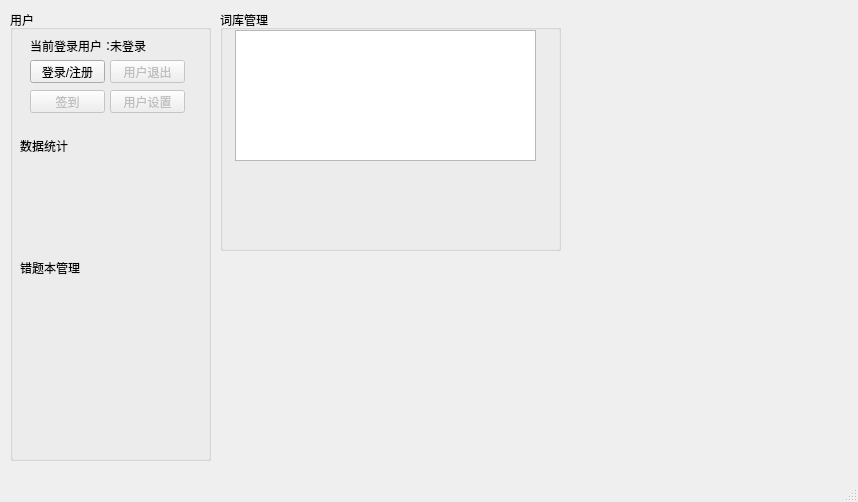
Qt form forms_ui/mainwindow.ui (Chshy/WordsMemorizing) before a commit.
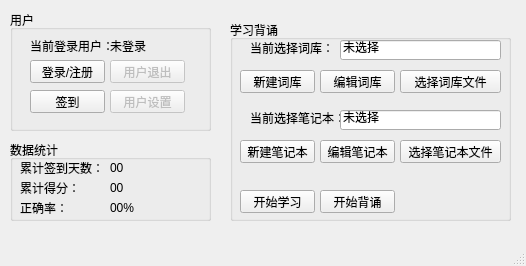
The same form after that commit.

```diff
--- a/forms_ui/mainwindow.ui
+++ b/forms_ui/mainwindow.ui
@@ -6,8 +6,8 @@
    <rect>
     <x>0</x>
     <y>0</y>
-    <width>858</width>
-    <height>502</height>
+    <width>526</width>
+    <height>266</height>
    </rect>
   </property>
   <property name="windowTitle">
@@ -23,7 +23,7 @@
       <x>10</x>
       <y>10</y>
       <width>201</width>
-      <height>451</height>
+      <height>121</height>
      </rect>
     </property>
     <property name="title">
@@ -86,7 +86,7 @@
     </widget>
     <widget class="QPushButton" name="TodaySignInButton">
      <property name="enabled">
-      <bool>false</bool>
+      <bool>true</bool>
      </property>
      <property name="geometry">
       <rect>
@@ -110,7 +110,7 @@
       </rect>
      </property>
      <property name="text">
-      <string>数据统计</string>
+      <string/>
      </property>
     </widget>
     <widget class="QPushButton" name="UserSettingButton">
@@ -129,42 +129,291 @@
       <string>用户设置</string>
      </property>
     </widget>
+   </widget>
+   <widget class="QGroupBox" name="ActionGroupBox">
+    <property name="geometry">
+     <rect>
+      <x>230</x>
+      <y>20</y>
+      <width>281</width>
+      <height>201</height>
+     </rect>
+    </property>
+    <property name="title">
+     <string>学习背诵</string>
+    </property>
+    <widget class="QPushButton" name="StartTestButton">
+     <property name="geometry">
+      <rect>
+       <x>90</x>
+       <y>170</y>
+       <width>75</width>
+       <height>23</height>
+      </rect>
+     </property>
+     <property name="text">
+      <string>开始背诵</string>
+     </property>
+    </widget>
+    <widget class="QPushButton" name="StartLearningButton">
+     <property name="geometry">
+      <rect>
+       <x>10</x>
+       <y>170</y>
+       <width>75</width>
+       <height>23</height>
+      </rect>
+     </property>
+     <property name="text">
+      <string>开始学习</string>
+     </property>
+    </widget>
     <widget class="QLabel" name="label_3">
      <property name="geometry">
       <rect>
+       <x>20</x>
+       <y>90</y>
+       <width>91</width>
+       <height>16</height>
+      </rect>
+     </property>
+     <property name="text">
+      <string>当前选择笔记本：</string>
+     </property>
+    </widget>
+    <widget class="QPushButton" name="SelectNoteButton">
+     <property name="geometry">
+      <rect>
+       <x>170</x>
+       <y>120</y>
+       <width>101</width>
+       <height>23</height>
+      </rect>
+     </property>
+     <property name="text">
+      <string>选择笔记本文件</string>
+     </property>
+    </widget>
+    <widget class="QPushButton" name="EditNoteButton">
+     <property name="geometry">
+      <rect>
+       <x>90</x>
+       <y>120</y>
+       <width>75</width>
+       <height>23</height>
+      </rect>
+     </property>
+     <property name="text">
+      <string>编辑笔记本</string>
+     </property>
+    </widget>
+    <widget class="QPushButton" name="SelectLibButton">
+     <property name="geometry">
+      <rect>
+       <x>170</x>
+       <y>50</y>
+       <width>101</width>
+       <height>23</height>
+      </rect>
+     </property>
+     <property name="text">
+      <string>选择词库文件</string>
+     </property>
+    </widget>
+    <widget class="QPushButton" name="EditLibButton">
+     <property name="geometry">
+      <rect>
+       <x>90</x>
+       <y>50</y>
+       <width>75</width>
+       <height>23</height>
+      </rect>
+     </property>
+     <property name="text">
+      <string>编辑词库</string>
+     </property>
+    </widget>
+    <widget class="QPushButton" name="NewLibButton">
+     <property name="geometry">
+      <rect>
        <x>10</x>
-       <y>250</y>
-       <width>61</width>
+       <y>50</y>
+       <width>75</width>
+       <height>23</height>
+      </rect>
+     </property>
+     <property name="text">
+      <string>新建词库</string>
+     </property>
+    </widget>
+    <widget class="QLabel" name="label_4">
+     <property name="geometry">
+      <rect>
+       <x>20</x>
+       <y>20</y>
+       <width>91</width>
        <height>16</height>
       </rect>
      </property>
      <property name="text">
-      <string>错题本管理</string>
+      <string>当前选择词库：</string>
+     </property>
+    </widget>
+    <widget class="QPushButton" name="NewNoteButton">
+     <property name="geometry">
+      <rect>
+       <x>10</x>
+       <y>120</y>
+       <width>75</width>
+       <height>23</height>
+      </rect>
+     </property>
+     <property name="text">
+      <string>新建笔记本</string>
+     </property>
+    </widget>
+    <widget class="QLineEdit" name="LibDisplayLineEdit">
+     <property name="geometry">
+      <rect>
+       <x>110</x>
+       <y>20</y>
+       <width>161</width>
+       <height>20</height>
+      </rect>
+     </property>
+     <property name="acceptDrops">
+      <bool>false</bool>
+     </property>
+     <property name="text">
+      <string>未选择</string>
+     </property>
+     <property name="readOnly">
+      <bool>true</bool>
+     </property>
+    </widget>
+    <widget class="QLineEdit" name="NoteDisplayLineEdit">
+     <property name="geometry">
+      <rect>
+       <x>110</x>
+       <y>90</y>
+       <width>161</width>
+       <height>20</height>
+      </rect>
+     </property>
+     <property name="acceptDrops">
+      <bool>false</bool>
+     </property>
+     <property name="text">
+      <string>未选择</string>
+     </property>
+     <property name="readOnly">
+      <bool>true</bool>
      </property>
     </widget>
    </widget>
    <widget class="QGroupBox" name="groupBox">
     <property name="geometry">
      <rect>
-      <x>220</x>
-      <y>10</y>
-      <width>341</width>
-      <height>241</height>
+      <x>10</x>
+      <y>140</y>
+      <width>201</width>
+      <height>81</height>
      </rect>
     </property>
     <property name="title">
-     <string>词库管理</string>
+     <string>数据统计</string>
     </property>
-    <widget class="QListView" name="listView">
+    <widget class="QLabel" name="label_12">
      <property name="geometry">
       <rect>
-       <x>15</x>
+       <x>100</x>
+       <y>60</y>
+       <width>54</width>
+       <height>16</height>
+      </rect>
+     </property>
+     <property name="text">
+      <string>00%</string>
+     </property>
+    </widget>
+    <widget class="QLabel" name="label_11">
+     <property name="geometry">
+      <rect>
+       <x>10</x>
+       <y>60</y>
+       <width>91</width>
+       <height>16</height>
+      </rect>
+     </property>
+     <property name="text">
+      <string>正确率：</string>
+     </property>
+    </widget>
+    <widget class="QLabel" name="label_7">
+     <property name="geometry">
+      <rect>
+       <x>10</x>
        <y>20</y>
-       <width>301</width>
-       <height>131</height>
+       <width>91</width>
+       <height>16</height>
       </rect>
      </property>
+     <property name="text">
+      <string>累计签到天数：</string>
+     </property>
     </widget>
+    <widget class="QLabel" name="label_9">
+     <property name="geometry">
+      <rect>
+       <x>10</x>
+       <y>40</y>
+       <width>91</width>
+       <height>16</height>
+      </rect>
+     </property>
+     <property name="text">
+      <string>累计得分：</string>
+     </property>
+    </widget>
+    <widget class="QLabel" name="label_8">
+     <property name="geometry">
+      <rect>
+       <x>100</x>
+       <y>20</y>
+       <width>54</width>
+       <height>16</height>
+      </rect>
+     </property>
+     <property name="text">
+      <string>00</string>
+     </property>
+    </widget>
+    <widget class="QLabel" name="label_10">
+     <property name="geometry">
+      <rect>
+       <x>100</x>
+       <y>40</y>
+       <width>54</width>
+       <height>16</height>
+      </rect>
+     </property>
+     <property name="text">
+      <string>00</string>
+     </property>
+    </widget>
+   </widget>
+   <widget class="QCommandLinkButton" name="commandLinkButton">
+    <property name="geometry">
+     <rect>
+      <x>60</x>
+      <y>310</y>
+      <width>172</width>
+      <height>41</height>
+     </rect>
+    </property>
+    <property name="text">
+     <string>CommandLinkButton</string>
+    </property>
    </widget>
   </widget>
   <widget class="QMenuBar" name="menubar">
```
Left out of the diff: 4 changed lines with no effect on the pictures.
